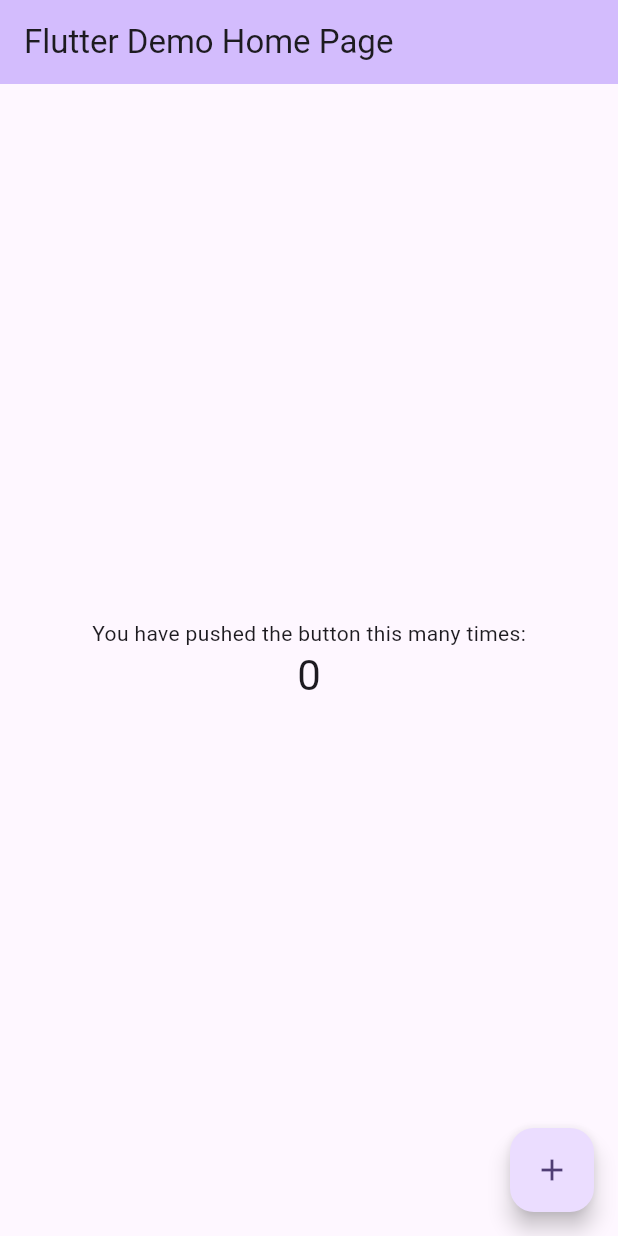
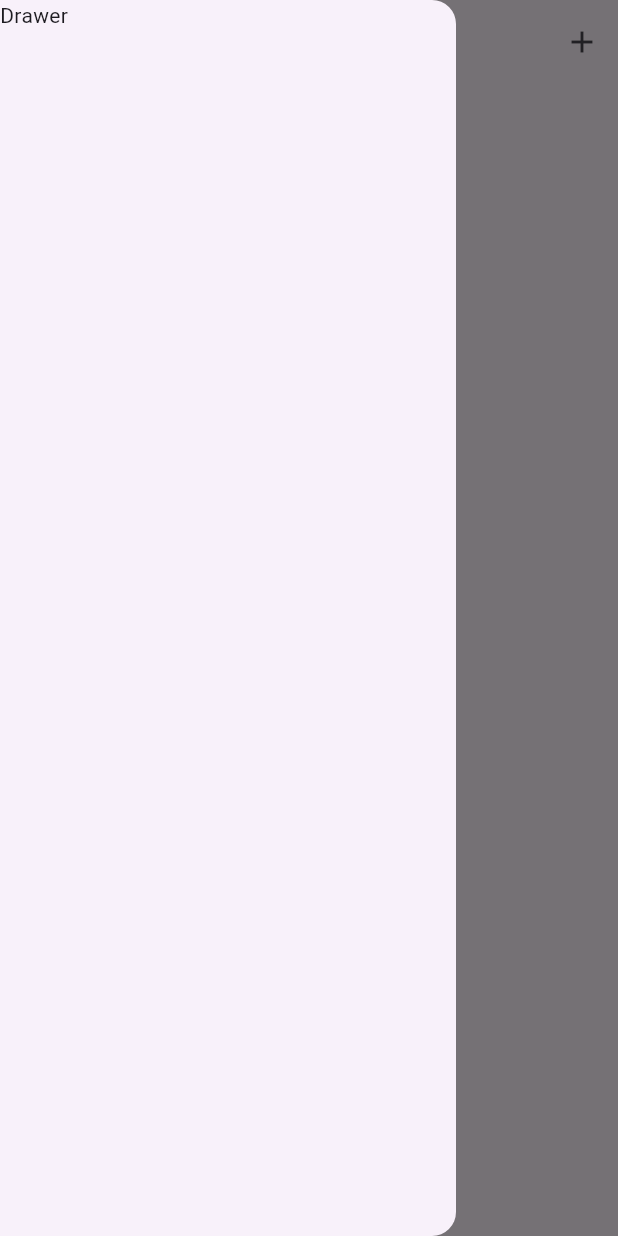
Before and after one commit to chanwoomk1/flutter_first_and, a Flutter app: the screen it shows after launch, with the side drawer open (before the commit the screen has no drawer), on a phone screen of 412 x 824 dp. Run offline on Flutter 3.47's test engine with Material 3 defaults, Android fonts, the phone set to English and light mode, and no system bars.

Commit message:
유튜브 todo

```diff
--- a/myapp/lib/main.dart
+++ b/myapp/lib/main.dart
@@ -1,4 +1,7 @@
 import 'package:flutter/material.dart';
+import "package:myapp/mainscreen.dart";
+
+//flutter run -d web-server --web-hostname=0.0.0.0
 
 void main() {
   runApp(const MyApp());
@@ -13,110 +16,9 @@ class MyApp extends StatelessWidget {
     return MaterialApp(
       title: 'Flutter  Demo',
       theme: ThemeData(
-        // This is the theme of your application.
-        //
-        // TRY THIS: Try running your application with "flutter run". You'll see
-        // the application has a purple toolbar. Then, without quitting the app,
-        // try changing the seedColor in the colorScheme below to Colors.green
-        // and then invoke "hot reload" (save your changes or press the "hot
-        // reload" button in a Flutter-supported IDE, or press "r" if you used
-        // the command line to start the app).
-        //
-        // Notice that the counter didn't reset back to zero; the application
-        // state is not lost during the reload. To reset the state, use hot
-        // restart instead.
-        //
-        // This works for code too, not just values: Most code changes can be
-        // tested with just a hot reload.
         colorScheme: ColorScheme.fromSeed(seedColor: Colors.deepPurple),
       ),
-      home: const MyHomePage(title: 'Flutter Demo Home Page'),
+      home: const MainScreen(),
     );
   }
 }
-
-class MyHomePage extends StatefulWidget {
-  const MyHomePage({super.key, required this.title});
-
-  // This widget is the home page of your application. It is stateful, meaning
-  // that it has a State object (defined below) that contains fields that affect
-  // how it looks.
-
-  // This class is the configuration for the state. It holds the values (in this
-  // case the title) provided by the parent (in this case the App widget) and
-  // used by the build method of the State. Fields in a Widget subclass are
-  // always marked "final".
-
-  final String title;
-
-  @override
-  State<MyHomePage> createState() => _MyHomePageState();
-}
-
-class _MyHomePageState extends State<MyHomePage> {
-  int _counter = 0;
-
-  void _incrementCounter() {
-    setState(() {
-      // This call to setState tells the Flutter framework that something has
-      // changed in this State, which causes it to rerun the build method below
-      // so that the display can reflect the updated values. If we changed
-      // _counter without calling setState(), then the build method would not be
-      // called again, and so nothing would appear to happen.
-      _counter++;
-    });
-  }
-
-  @override
-  Widget build(BuildContext context) {
-    // This method is rerun every time setState is called, for instance as done
-    // by the _incrementCounter method above.
-    //
-    // The Flutter framework has been optimized to make rerunning build methods
-    // fast, so that you can just rebuild anything that needs updating rather
-    // than having to individually change instances of widgets.
-    return Scaffold(
-      appBar: AppBar(
-        // TRY THIS: Try changing the color here to a specific color (to
-        // Colors.amber, perhaps?) and trigger a hot reload to see the AppBar
-        // change color while the other colors stay the same.
-        backgroundColor: Theme.of(context).colorScheme.inversePrimary,
-        // Here we take the value from the MyHomePage object that was created by
-        // the App.build method, and use it to set our appbar title.
-        title: Text(widget.title),
-      ),
-      body: Center(
-        // Center is a layout widget. It takes a single child and positions it
-        // in the middle of the parent.
-        child: Column(
-          // Column is also a layout widget. It takes a list of children and
-          // arranges them vertically. By default, it sizes itself to fit its
-          // children horizontally, and tries to be as tall as its parent.
-          //
-          // Column has various properties to control how it sizes itself and
-          // how it positions its children. Here we use mainAxisAlignment to
-          // center the children vertically; the main axis here is the vertical
-          // axis because Columns are vertical (the cross axis would be
-          // horizontal).
-          //
-          // TRY THIS: Invoke "debug painting" (choose the "Toggle Debug Paint"
-          // action in the IDE, or press "p" in the console), to see the
-          // wireframe for each widget.
-          mainAxisAlignment: MainAxisAlignment.center,
-          children: <Widget>[
-            const Text('You have pushed the button this many times:'),
-            Text(
-              '$_counter',
-              style: Theme.of(context).textTheme.headlineMedium,
-            ),
-          ],
-        ),
-      ),
-      floatingActionButton: FloatingActionButton(
-        onPressed: _incrementCounter,
-        tooltip: 'Increment',
-        child: const Icon(Icons.add),
-      ), // This trailing comma makes auto-formatting nicer for build methods.
-    );
-  }
-}
--- /dev/null
+++ b/myapp/lib/mainscreen.dart
@@ -0,0 +1,36 @@
+import 'package:flutter/material.dart';
+import 'package:myapp/func/add_task.dart';
+
+class MainScreen extends StatefulWidget {
+  const MainScreen({super.key});
+
+  @override
+  State<MainScreen> createState() => _MaiScreenState();
+}
+
+class _MaiScreenState extends State<MainScreen> {
+  @override
+  Widget build(BuildContext context) {
+    return Scaffold(
+      drawer: const Drawer(child: Text("Drawer")),
+      appBar: AppBar(
+        title: const Text("todo app"),
+        centerTitle: true,
+        actions: [
+          IconButton(
+            onPressed: () {
+              showModalBottomSheet(
+                context: context,
+                builder: (context) => SizedBox(
+                  height: 250,
+                  child:  AddTask(),
+                ),
+              );
+            },
+            icon: const Icon(Icons.add),
+          ),
+        ],
+      ),
+    );
+  }
+}
```
Also changed, not shown: myapp/lib/func/add_task.dart (added, +36 -0 lines).
